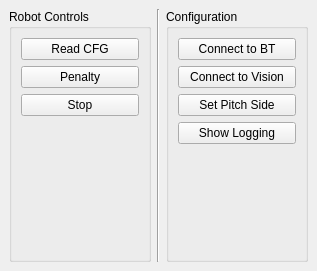
Qt form GUI/mainwindow.ui (SSabev/SDPCode) before a commit.
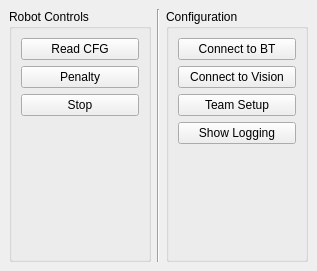
The same form after that commit. Icons and pictures are not drawn.

Commit message: Add the team color in shared memory; modified the pitch side dialog to incorporate the team side and team color

What changed in the file:
```diff
--- a/GUI/mainwindow.ui
+++ b/GUI/mainwindow.ui
@@ -92,7 +92,7 @@
        <item>
         <widget class="QPushButton" name="pitchSideBtn">
          <property name="text">
-          <string>Set Pitch Side</string>
+          <string>Team Setup</string>
          </property>
         </widget>
        </item>
```
Left out of the diff: 2 changed lines with no effect on the pictures. The commit also changes 35 other files.
